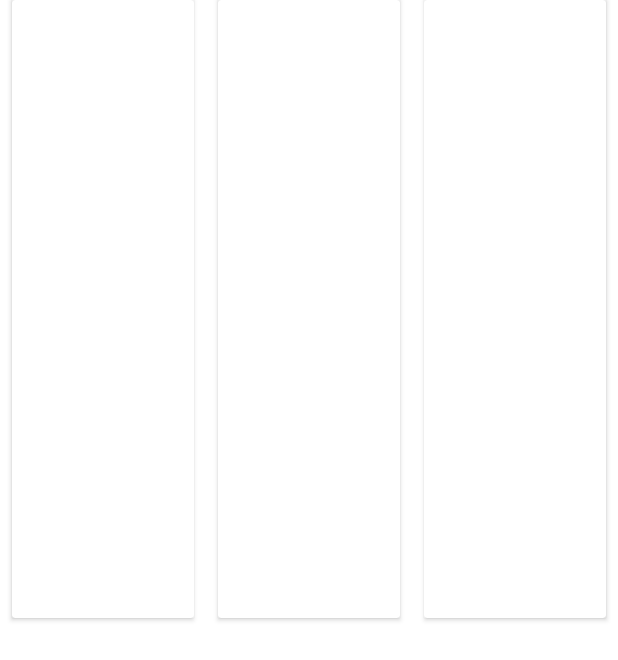
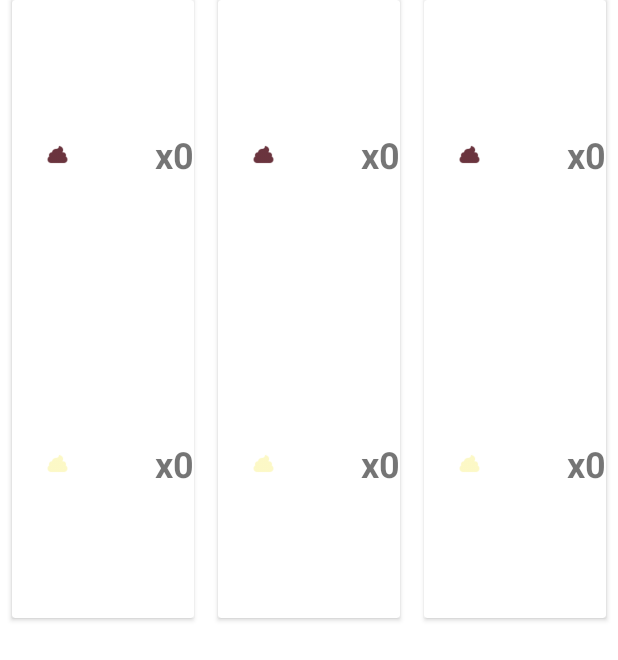
Before and after one commit to BreadKey/android-bungeoppang-tycoon, an Android app: the layout fragment_customers.xml on its own in the app's theme, with its tools: preview values and no code run, on a phone screen of 412 x 824 dp. Shown: the top 660 px of the screen. Run offline under Robolectric (Android 15) with nearby library versions, the phone set to English and light mode, and no system bars.

Commit message:
implement customer order view

```diff
--- a/app/src/main/res/layout/customer.xml
+++ b/app/src/main/res/layout/customer.xml
@@ -3,7 +3,9 @@
     xmlns:app="http://schemas.android.com/apk/res-auto">
 
     <data>
-
+        <variable
+            name="viewModel"
+            type="com.breadkey.bungeoppangtycoon.viewmodel.BungeoppangTycoonViewModel" />
         <variable
             name="customer"
             type="com.breadkey.bungeoppangtycoon.model.Customer" />
@@ -12,18 +14,80 @@
     <LinearLayout
         android:layout_width="match_parent"
         android:layout_height="match_parent"
-        android:orientation="vertical">
+        android:orientation="vertical"
+        android:onClick="@{() -> viewModel.sale(customer)}">
 
         <androidx.cardview.widget.CardView
+            android:id="@+id/order"
             android:layout_width="match_parent"
             android:layout_height="0dp"
+            android:layout_marginHorizontal="8dp"
             android:layout_weight="1"
-            android:layout_marginHorizontal="8dp"/>
+            app:order="@{customer.order}">
+
+            <androidx.constraintlayout.widget.ConstraintLayout
+                android:layout_width="match_parent"
+                android:layout_height="match_parent">
+
+                <LinearLayout
+                    android:id="@+id/red_bean_info"
+                    android:layout_width="match_parent"
+                    android:layout_height="0dp"
+                    android:orientation="horizontal"
+                    app:layout_constraintBottom_toTopOf="@id/chou_info"
+                    app:layout_constraintStart_toStartOf="parent"
+                    app:layout_constraintTop_toTopOf="parent">
+
+                    <ImageView
+                        android:layout_width="0dp"
+                        android:layout_height="match_parent"
+                        android:layout_weight="1"
+                        android:src="@drawable/red_bean_cream" />
+
+                    <TextView
+                        android:id="@+id/red_bean_count"
+                        android:layout_width="0dp"
+                        android:layout_height="match_parent"
+                        android:layout_weight="1"
+                        android:gravity="center|end"
+                        android:text="x0"
+                        android:textSize="24sp"
+                        android:textStyle="bold" />
+                </LinearLayout>
+
+                <LinearLayout
+                    android:id="@+id/chou_info"
+                    android:layout_width="match_parent"
+                    android:layout_height="0dp"
+                    android:orientation="horizontal"
+                    app:layout_constraintBottom_toBottomOf="parent"
+                    app:layout_constraintStart_toStartOf="parent"
+                    app:layout_constraintTop_toBottomOf="@id/red_bean_info">
+
+                    <ImageView
+                        android:layout_width="0dp"
+                        android:layout_height="match_parent"
+                        android:layout_weight="1"
+                        android:src="@drawable/chou_cream" />
+
+                    <TextView
+                        android:id="@+id/chou_count"
+                        android:layout_width="0dp"
+                        android:layout_height="match_parent"
+                        android:layout_weight="1"
+                        android:gravity="center|end"
+                        android:text="x0"
+                        android:textSize="24sp"
+                        android:textStyle="bold" />
+                </LinearLayout>
+
+            </androidx.constraintlayout.widget.ConstraintLayout>
+        </androidx.cardview.widget.CardView>
+
         <ImageView
             android:layout_width="match_parent"
             android:layout_height="0dp"
             android:layout_weight="1"
-            app:mood="@{customer.currentMood}"
-            />
+            app:mood="@{customer.currentMood}" />
     </LinearLayout>
 </layout>
--- a/app/src/main/res/layout/fragment_customers.xml
+++ b/app/src/main/res/layout/fragment_customers.xml
@@ -15,18 +15,21 @@
         android:orientation="horizontal">
 
         <include
+            app:viewModel="@{viewModel}"
             app:customer="@{viewModel.customers[0]}"
             android:layout_width="0dp"
             android:layout_height="match_parent"
             android:layout_weight="1"
             layout="@layout/customer"/>
         <include
+            app:viewModel="@{viewModel}"
             app:customer="@{viewModel.customers[1]}"
             android:layout_width="0dp"
             android:layout_height="match_parent"
             android:layout_weight="1"
             layout="@layout/customer"/>
         <include
+            app:viewModel="@{viewModel}"
             app:customer="@{viewModel.customers[2]}"
             android:layout_width="0dp"
             android:layout_height="match_parent"
```
Also changed, not shown: app/src/main/java/com/breadkey/bungeoppangtycoon/model/BungeoppangTycoon.kt (+11 -1 lines), app/src/main/java/com/breadkey/bungeoppangtycoon/view/BindingAdapters.kt (+23 -0 lines), app/src/main/java/com/breadkey/bungeoppangtycoon/viewmodel/BungeoppangTycoonViewModel.kt (+44 -2 lines), app/src/main/res/layout/fragment_kitchen.xml (+9 -9 lines), 1 other file.
